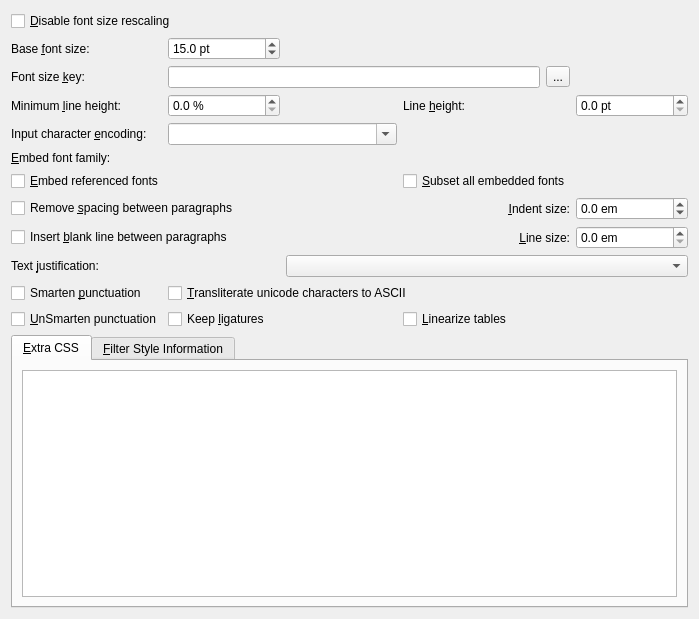
This is src/calibre/gui2/convert/look_and_feel.ui in kovidgoyal/calibre as Qt 5 draws it before an edit. The edited form follows.
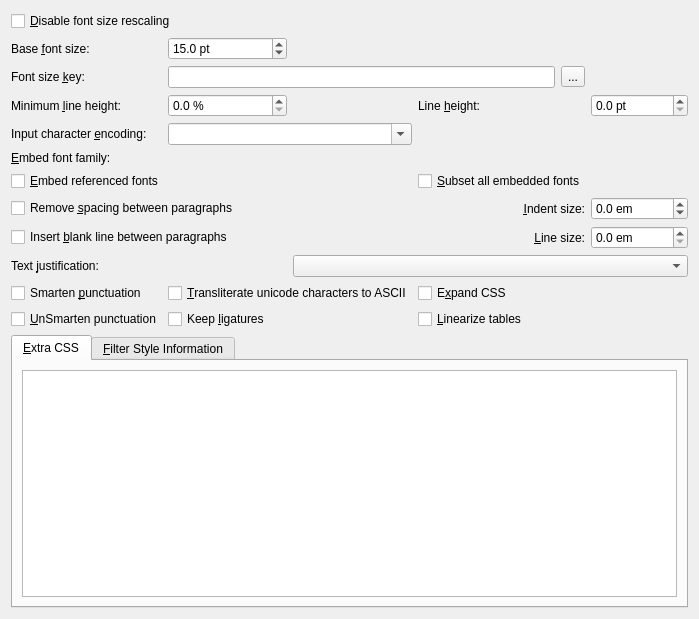
This is the edited form. Icons and pictures are not drawn. Custom widgets are drawn as their Qt base class.

Patch:
```diff
--- a/src/calibre/gui2/convert/look_and_feel.ui
+++ b/src/calibre/gui2/convert/look_and_feel.ui
@@ -21,13 +21,6 @@
      </property>
     </widget>
    </item>
-   <item row="12" column="3">
-    <widget class="QCheckBox" name="opt_linearize_tables">
-     <property name="text">
-      <string>&amp;Linearize tables</string>
-     </property>
-    </widget>
-   </item>
    <item row="1" column="0">
     <widget class="QLabel" name="label_18">
      <property name="text">
@@ -125,13 +118,6 @@
      </property>
     </widget>
    </item>
-   <item row="11" column="1" colspan="4">
-    <widget class="QCheckBox" name="opt_asciiize">
-     <property name="text">
-      <string>&amp;Transliterate unicode characters to ASCII</string>
-     </property>
-    </widget>
-   </item>
    <item row="12" column="0">
     <widget class="QCheckBox" name="opt_unsmarten_punctuation">
      <property name="text">
@@ -422,6 +408,27 @@
      </property>
     </widget>
    </item>
+   <item row="11" column="1" colspan="2">
+    <widget class="QCheckBox" name="opt_asciiize">
+     <property name="text">
+      <string>&amp;Transliterate unicode characters to ASCII</string>
+     </property>
+    </widget>
+   </item>
+   <item row="11" column="3" colspan="2">
+    <widget class="QCheckBox" name="opt_expand_css">
+     <property name="text">
+      <string>E&amp;xpand CSS</string>
+     </property>
+    </widget>
+   </item>
+   <item row="12" column="3" colspan="2">
+    <widget class="QCheckBox" name="opt_linearize_tables">
+     <property name="text">
+      <string>&amp;Linearize tables</string>
+     </property>
+    </widget>
+   </item>
   </layout>
  </widget>
  <customwidgets>
```
